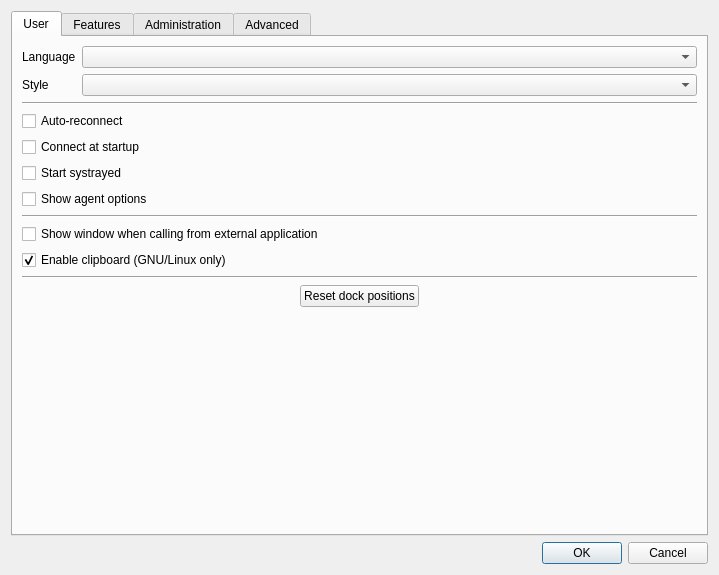
Old version of the form xivoclient/src/config_widget/config_widget.ui in the repository wazo-platform/wazo-client-qt.
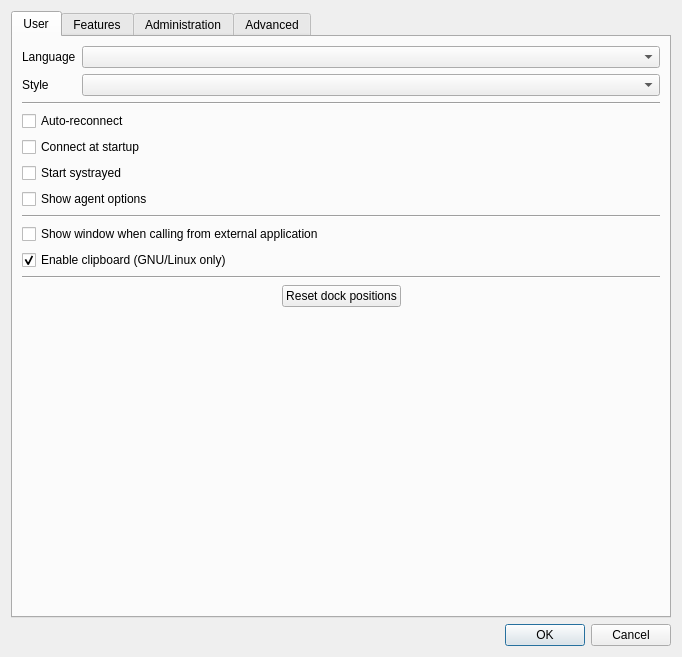
New version of the form. Icons and pictures are not drawn.

Commit message: set minimum size for config widget

What changed in the file:
```diff
--- a/xivoclient/src/config_widget/config_widget.ui
+++ b/xivoclient/src/config_widget/config_widget.ui
@@ -6,10 +6,16 @@
    <rect>
     <x>0</x>
     <y>0</y>
-    <width>719</width>
-    <height>575</height>
+    <width>682</width>
+    <height>657</height>
    </rect>
   </property>
+  <property name="minimumSize">
+   <size>
+    <width>400</width>
+    <height>500</height>
+   </size>
+  </property>
   <property name="windowTitle">
    <string>XiVO Client Configuration</string>
   </property>
```
